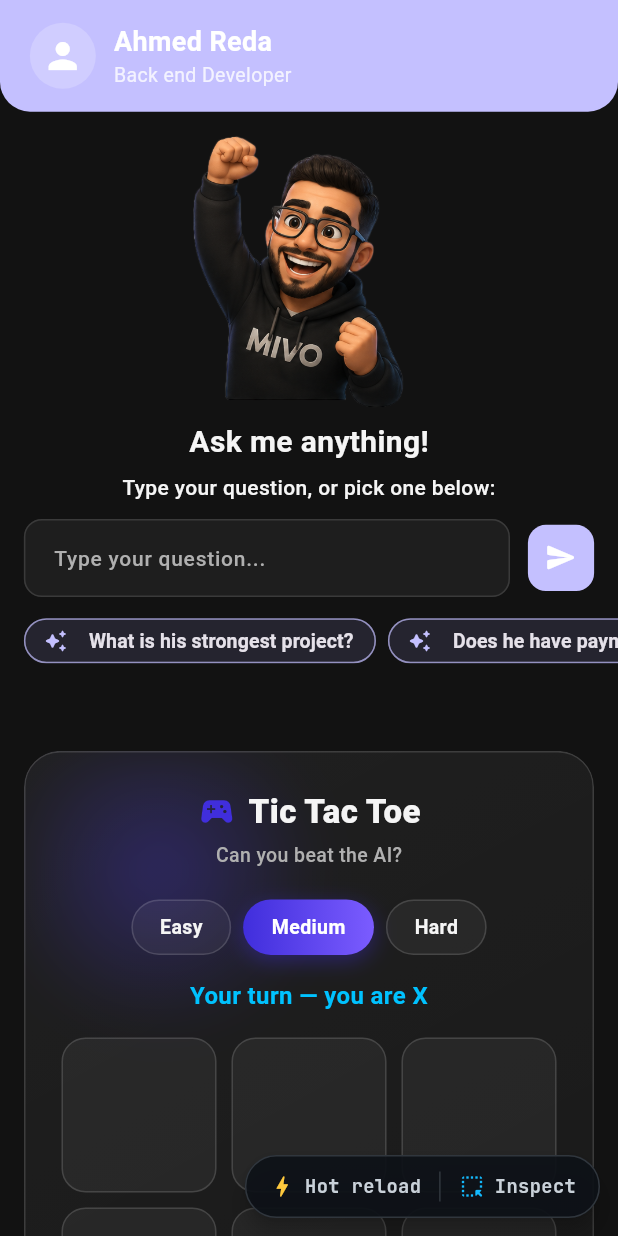
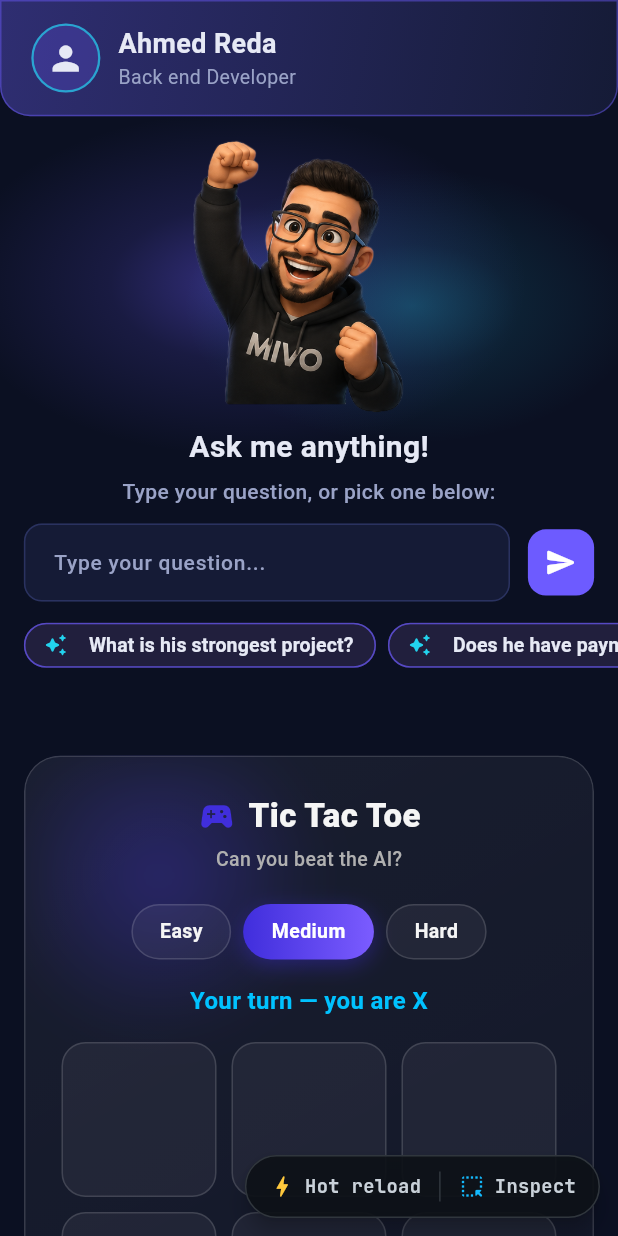
Before and after one commit to MahmoudReda0o0/personal_website_v2, a Flutter app: the WebsiteScreen screen opened directly, on a phone screen of 412 x 824 dp. Run offline on Flutter 3.47's test engine with Material 3 defaults, Android fonts, the phone set to English and light mode, and no system bars; our stand-ins replace flutter_linkify, flutter_screenutil, flutter_svg, qr_flutter, shared_preferences, supabase_flutter; accounts and stored records are empty; network calls fail; statements that could not run were skipped.

Commit message:
Midnight aurora palette for the website
- Navy-ink background and surfaces instead of flat gray.
- Header: dark card tinted with the accent, so the name is light text on
  a dark surface (was white on light lavender, 1.7:1 contrast).
- Saturated violet for actions (white on it 4.6:1), cyan as the second
  colour for links and sparkles.
- Slow aurora glow (violet + cyan) behind Mivo; still on reduced motion.
- Hot reload now cycles accent pairs; each keeps white text >= 4.5:1.
- Website-only theme (WebsiteTheme); the admin app keeps AppTheme.

Co-Authored-By: Claude Opus 5.5 <noreply@anthropic.com>
Claude-Session: https://claude.ai/code/session_01XCKAum72WmYRb9DEqSFNE2

```diff
--- a/lib/core/app/app_colors.dart
+++ b/lib/core/app/app_colors.dart
@@ -11,6 +11,18 @@ class AppColors {
   static const Color lightBackground = Color(0xFFFAFAFA);
   static const Color lightSurface = Color(0xFFFFFFFF);
 
+  // ---- Website "Midnight aurora" palette (website screen only) ----
+  // Deep navy-ink instead of flat gray, one saturated violet for actions,
+  // cyan as the second colour (matches the inspector and the games).
+  static const Color inkBackground = Color(0xFF0B1022);
+  static const Color inkSurface = Color(0xFF151B36);
+  static const Color inkSurfaceHigh = Color(0xFF1C2347);
+  static const Color inkBorder = Color(0xFF2A3260);
+  static const Color inkText = Color(0xFFE6E9F5); // 14:1 on inkSurface
+  static const Color inkTextSecondary = Color(0xFF9AA3C7); // 6.8:1
+  static const Color violet = Color(0xFF6D5BFF); // white on it: 4.6:1
+  static const Color cyan = Color(0xFF22D3EE);
+
   static const Color darkTextPrimary = Color(0xFFF5F5F5);
   static const Color darkTextSecondary = Color(0xFFB0B0B0);
   static const Color darkBorder = Color(0xFF3A3A3A);
--- a/lib/feature/provider/dev_mode_provider.dart
+++ b/lib/feature/provider/dev_mode_provider.dart
@@ -1,6 +1,7 @@
 import 'dart:math';
 
 import 'package:flutter/material.dart';
+import 'package:mivo/core/app/website_theme.dart';
 
 /// The website's "Flutter dev tools", a nod to `flutter run`:
 /// - Hot reload (⚡ or the `r` key): swaps the accent colour while keeping
@@ -8,14 +9,8 @@ import 'package:flutter/material.dart';
 /// - Hot restart (`R`): back to the original look with a fresh chat.
 /// - Inspect (`i`): outlines the widgets; tap one to see how it's built.
 class DevModeProvider extends ChangeNotifier {
-  /// Accent seeds a hot reload cycles through. Index 0 is the site's own.
-  static const List<Color> accents = [
-    Color(0xFF402EDC), // Mivo purple
-    Color(0xFF00A8C6), // cyan
-    Color(0xFFE5533D), // coral
-    Color(0xFF1FAA59), // green
-    Color(0xFFE0A100), // amber
-  ];
+  /// Accent pairs a hot reload cycles through. Index 0 is the site's own.
+  static const List<AccentPair> accents = WebsiteTheme.accents;
 
   /// Fixed so the numbers look like the same app reloading each time.
   static const int libraryCount = 1287;
@@ -23,7 +18,7 @@ class DevModeProvider extends ChangeNotifier {
   final Random _random = Random();
 
   int accentIndex = 0;
-  Color get accent => accents[accentIndex];
+  AccentPair get accent => accents[accentIndex];
 
   bool inspecting = false;
 
--- a/lib/feature/screen/website_screen.dart
+++ b/lib/feature/screen/website_screen.dart
@@ -1,8 +1,9 @@
 import 'package:flutter/material.dart';
 import 'package:flutter_screenutil/flutter_screenutil.dart';
-import 'package:mivo/core/app/app_theme.dart';
+import 'package:mivo/core/app/website_theme.dart';
 import 'package:mivo/feature/provider/ai_provider.dart';
 import 'package:mivo/feature/provider/dev_mode_provider.dart';
+import 'package:mivo/feature/screen/widgets/aurora_backdrop.dart';
 import 'package:mivo/feature/screen/widgets/chat_empty_state.dart';
 import 'package:mivo/feature/screen/widgets/dev_tools/dev_tools_layer.dart';
 import 'package:mivo/feature/screen/widgets/dev_tools/inspect_catalog.dart';
@@ -92,7 +93,7 @@ class _WebsiteScreenState extends State<WebsiteScreen> {
                 16.verticalSpace,
                 const InspectTarget(
                   info: InspectCatalog.mivo,
-                  child: MivoImageWidget(),
+                  child: AuroraBackdrop(child: MivoImageWidget()),
                 ),
                 const InspectTarget(
                   info: InspectCatalog.intro,
@@ -151,14 +152,8 @@ class _WebsiteScreenState extends State<WebsiteScreen> {
 
   final Map<int, ThemeData> _themes = {};
 
-  ThemeData _themeFor(int accentIndex) => _themes.putIfAbsent(accentIndex, () {
-    final dark = AppTheme.dark;
-    if (accentIndex == 0) return dark;
-    return dark.copyWith(
-      colorScheme: ColorScheme.fromSeed(
-        seedColor: DevModeProvider.accents[accentIndex],
-        brightness: Brightness.dark,
-      ),
-    );
-  });
+  ThemeData _themeFor(int accentIndex) => _themes.putIfAbsent(
+    accentIndex,
+    () => WebsiteTheme.build(DevModeProvider.accents[accentIndex]),
+  );
 }
--- /dev/null
+++ b/lib/feature/screen/widgets/aurora_backdrop.dart
@@ -0,0 +1,126 @@
+import 'dart:math';
+
+import 'package:flutter/material.dart';
+
+/// Soft aurora glow (primary + secondary colour) behind [child], drifting
+/// very slowly. It follows the theme, so a hot reload re-colours it, and it
+/// stays still when the visitor's device asks for reduced motion.
+///
+/// The glow paints beyond the child's box on purpose; text never sits on it.
+class AuroraBackdrop extends StatefulWidget {
+  const AuroraBackdrop({super.key, required this.child});
+
+  final Widget child;
+
+  @override
+  State<AuroraBackdrop> createState() => _AuroraBackdropState();
+}
+
+class _AuroraBackdropState extends State<AuroraBackdrop>
+    with SingleTickerProviderStateMixin {
+  late final AnimationController _drift = AnimationController(
+    vsync: this,
+    duration: const Duration(seconds: 18),
+  );
+
+  @override
+  void didChangeDependencies() {
+    super.didChangeDependencies();
+    final reduceMotion = MediaQuery.of(context).disableAnimations;
+    if (reduceMotion) {
+      _drift.stop();
+    } else if (!_drift.isAnimating) {
+      _drift.repeat();
+    }
+  }
+
+  @override
+  void dispose() {
+    _drift.dispose();
+    super.dispose();
+  }
+
+  @override
+  Widget build(BuildContext context) {
+    final scheme = Theme.of(context).colorScheme;
+    return Stack(
+      clipBehavior: Clip.none,
+      alignment: Alignment.center,
+      children: [
+        Positioned.fill(
+          child: IgnorePointer(
+            child: RepaintBoundary(
+              child: AnimatedBuilder(
+                animation: _drift,
+                builder: (context, _) => CustomPaint(
+                  painter: _AuroraPainter(
+                    primary: scheme.primary,
+                    secondary: scheme.secondary,
+                    phase: _drift.value * 2 * pi,
+                  ),
+                ),
+              ),
+            ),
+          ),
+        ),
+        widget.child,
+      ],
+    );
+  }
+}
+
+class _AuroraPainter extends CustomPainter {
+  _AuroraPainter({
+    required this.primary,
+    required this.secondary,
+    required this.phase,
+  });
+
+  final Color primary;
+  final Color secondary;
+  final double phase;
+
+  void _blob(Canvas canvas, Offset center, double radius, Color color,
+      double alpha) {
+    final paint = Paint()
+      ..shader = RadialGradient(
+        colors: [
+          color.withValues(alpha: alpha),
+          color.withValues(alpha: alpha * 0.35),
+          color.withValues(alpha: 0),
+        ],
+        stops: const [0, 0.45, 1],
+      ).createShader(Rect.fromCircle(center: center, radius: radius));
+    canvas.drawCircle(center, radius, paint);
+  }
+
+  @override
+  void paint(Canvas canvas, Size size) {
+    final c = size.center(Offset.zero);
+    final r = size.shortestSide * 0.8;
+    // Wide, flat ellipses: the glow spreads sideways, not up into the
+    // header text.
+    canvas.save();
+    canvas.translate(c.dx, c.dy);
+    canvas.scale(1.3, 0.78);
+    _blob(
+      canvas,
+      Offset(-r * 0.3 + 14 * sin(phase), 8 * cos(phase)),
+      r,
+      primary,
+      0.42,
+    );
+    _blob(
+      canvas,
+      Offset(r * 0.34 + 12 * cos(phase * 2), r * 0.12 + 8 * sin(phase * 2)),
+      r * 0.8,
+      secondary,
+      0.26,
+    );
+    canvas.restore();
+  }
+
+  @override
+  bool shouldRepaint(_AuroraPainter old) =>
+      old.phase != phase || old.primary != primary || old.secondary != secondary;
+}
--- a/lib/feature/screen/widgets/chat_empty_state.dart
+++ b/lib/feature/screen/widgets/chat_empty_state.dart
@@ -28,7 +28,7 @@ class ChatIntro extends StatelessWidget {
             14.verticalSpace,
           ],
           const CustomText(
-            color: AppColors.darkTextPrimary,
+            color: AppColors.inkText,
             text: 'Ask me anything!',
             fontSize: 20,
             fontWeight: FontWeight.w600,
@@ -38,7 +38,7 @@ class ChatIntro extends StatelessWidget {
             text: isArabic
                 ? 'اكتب سؤالك، أو اختار سؤال من تحت:'
                 : 'Type your question, or pick one below:',
-            color: AppColors.darkTextPrimary,
+            color: AppColors.inkTextSecondary,
             fontSize: 14,
             textAlign: TextAlign.center,
           ),
@@ -89,7 +89,7 @@ class _LinkGreetingCard extends StatelessWidget {
             textAlign: TextAlign.center,
             textDirection: isArabic ? TextDirection.rtl : TextDirection.ltr,
             style: const TextStyle(
-              color: AppColors.darkTextPrimary,
+              color: AppColors.inkText,
               fontSize: 22,
               fontWeight: FontWeight.w700,
             ),
@@ -101,7 +101,7 @@ class _LinkGreetingCard extends StatelessWidget {
               textAlign: TextAlign.center,
               textDirection: _dir(greeting.description!),
               style: const TextStyle(
-                color: AppColors.darkTextSecondary,
+                color: AppColors.inkTextSecondary,
                 fontSize: 15,
                 height: 1.45,
               ),
--- a/lib/feature/screen/widgets/github_activity_line.dart
+++ b/lib/feature/screen/widgets/github_activity_line.dart
@@ -82,7 +82,7 @@ class _GitHubActivityLineState extends State<GitHubActivityLine>
                 overflow: TextOverflow.ellipsis,
                 textDirection: arabic ? TextDirection.rtl : TextDirection.ltr,
                 style: TextStyle(
-                  color: Colors.white.withValues(alpha: 0.92),
+                  color: Theme.of(context).colorScheme.onSurfaceVariant,
                   fontSize: 12,
                   fontWeight: FontWeight.w500,
                 ),
--- a/lib/feature/screen/widgets/message_bubble.dart
+++ b/lib/feature/screen/widgets/message_bubble.dart
@@ -36,8 +36,9 @@ class MessageBubble extends StatelessWidget {
                   fontSize: 14,
                   color: Theme.of(context).colorScheme.onSurface,
                 ),
+                // Secondary (cyan): readable on the dark bubble (8:1).
                 linkStyle: TextStyle(
-                  color: Theme.of(context).colorScheme.primary,
+                  color: Theme.of(context).colorScheme.secondary,
                   decoration: TextDecoration.underline,
                 ),
                 onOpen: (link) async {
--- a/lib/feature/screen/widgets/suggestion_chips.dart
+++ b/lib/feature/screen/widgets/suggestion_chips.dart
@@ -67,7 +67,7 @@ class SuggestionChips extends StatelessWidget {
                   avatar: Icon(
                     Icons.auto_awesome_rounded,
                     size: 16,
-                    color: scheme.primary,
+                    color: scheme.secondary,
                   ),
                   label: Text(
                     q,
@@ -76,7 +76,7 @@ class SuggestionChips extends StatelessWidget {
                         : TextDirection.ltr,
                   ),
                   labelStyle: TextStyle(fontSize: 13, color: scheme.onSurface),
-                  backgroundColor: scheme.primary.withValues(alpha: 0.10),
+                  backgroundColor: scheme.primary.withValues(alpha: 0.16),
                   side: BorderSide(
                     color: scheme.primary.withValues(alpha: 0.45),
                   ),
--- a/lib/feature/screen/widgets/website_header.dart
+++ b/lib/feature/screen/widgets/website_header.dart
@@ -4,27 +4,54 @@ import 'package:mivo/feature/provider/app_provider.dart';
 import 'package:mivo/feature/screen/widgets/github_activity_line.dart';
 import 'package:provider/provider.dart';
 
+/// Dark card with a light tint of the accent: the name stays readable
+/// (light text on a dark surface) and the accent still shows, so a hot
+/// reload visibly re-tints it.
 class WebsiteHeader extends StatelessWidget {
   const WebsiteHeader({super.key});
 
   @override
   Widget build(BuildContext context) {
+    final scheme = Theme.of(context).colorScheme;
     return Consumer<AppProvider>(
       builder: (context, data, _) {
         return Container(
           padding: EdgeInsets.symmetric(horizontal: 20.w, vertical: 16.h),
           decoration: BoxDecoration(
-            color: Theme.of(context).colorScheme.primary,
+            gradient: LinearGradient(
+              begin: Alignment.topLeft,
+              end: Alignment.bottomRight,
+              colors: [
+                Color.alphaBlend(
+                  scheme.primary.withValues(alpha: 0.30),
+                  scheme.surface,
+                ),
+                scheme.surface,
+              ],
+            ),
             borderRadius: const BorderRadius.vertical(
               bottom: Radius.circular(20),
+            ),
+            // Uniform border: a one-sided border can't be combined with
+            // borderRadius.
+            border: Border.all(
+              color: scheme.primary.withValues(alpha: 0.45),
             ),
           ),
           child: Row(
             children: [
-              CircleAvatar(
-                radius: 22,
-                backgroundColor: Colors.white.withValues(alpha: 0.2),
-                child: const Icon(Icons.person, color: Colors.white, size: 28),
+              Container(
+                width: 46,
+                height: 46,
+                decoration: BoxDecoration(
+                  shape: BoxShape.circle,
+                  color: scheme.primary.withValues(alpha: 0.22),
+                  border: Border.all(
+                    color: scheme.secondary.withValues(alpha: 0.7),
+                    width: 1.5,
+                  ),
+                ),
+                child: Icon(Icons.person, color: scheme.onSurface, size: 26),
               ),
               SizedBox(width: 12.w),
               Expanded(
@@ -33,16 +60,16 @@ class WebsiteHeader extends StatelessWidget {
                   children: [
                     Text(
                       data.personalInfo.name,
-                      style: const TextStyle(
-                        color: Colors.white,
+                      style: TextStyle(
+                        color: scheme.onSurface,
                         fontSize: 18,
-                        fontWeight: FontWeight.w600,
+                        fontWeight: FontWeight.w700,
                       ),
                     ),
                     Text(
                       data.personalInfo.job,
                       style: TextStyle(
-                        color: Colors.white.withValues(alpha: 0.8),
+                        color: scheme.onSurfaceVariant,
                         fontSize: 13,
                       ),
                     ),
```
Also changed, not shown: lib/core/app/website_theme.dart (added, +106 -0 lines).
